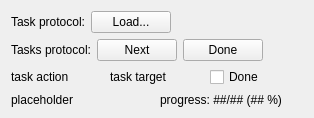
Old version of the form neurolabi/gui/widgets/taskprotocolwindow.ui in the repository janelia-flyem/NeuTu.
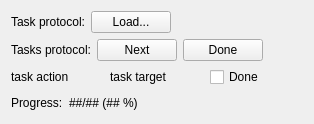
New version of the form.

Commit message: hooked up progress indicator

Diff of the .ui file:
```diff
--- a/neurolabi/gui/widgets/taskprotocolwindow.ui
+++ b/neurolabi/gui/widgets/taskprotocolwindow.ui
@@ -174,17 +174,30 @@
       <item>
        <widget class="QLabel" name="label_6">
         <property name="text">
-         <string>placeholder</string>
+         <string>Progress:</string>
         </property>
        </widget>
       </item>
       <item>
        <widget class="QLabel" name="label_2">
         <property name="text">
-         <string>progress: ##/## (## %)</string>
+         <string>##/## (## %)</string>
         </property>
        </widget>
       </item>
+      <item>
+       <spacer name="horizontalSpacer_3">
+        <property name="orientation">
+         <enum>Qt::Horizontal</enum>
+        </property>
+        <property name="sizeHint" stdset="0">
+         <size>
+          <width>40</width>
+          <height>20</height>
+         </size>
+        </property>
+       </spacer>
+      </item>
      </layout>
     </widget>
    </item>
```
Left out of the diff: 2 changed lines with no effect on the pictures. The commit also changes 2 other files.
